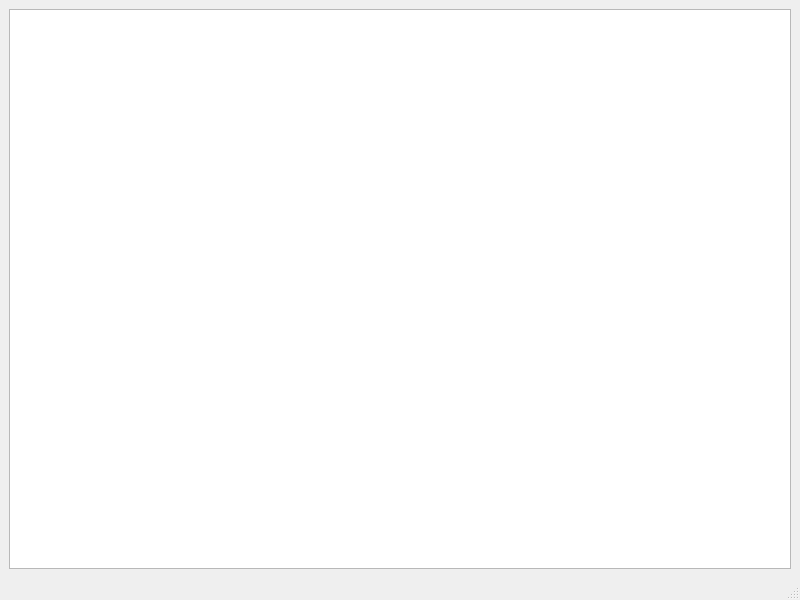
This is src/ui/MainWindow.ui in piotrek-pl/JupiterClient-SAN as Qt 5 draws it before an edit. The edited form follows.
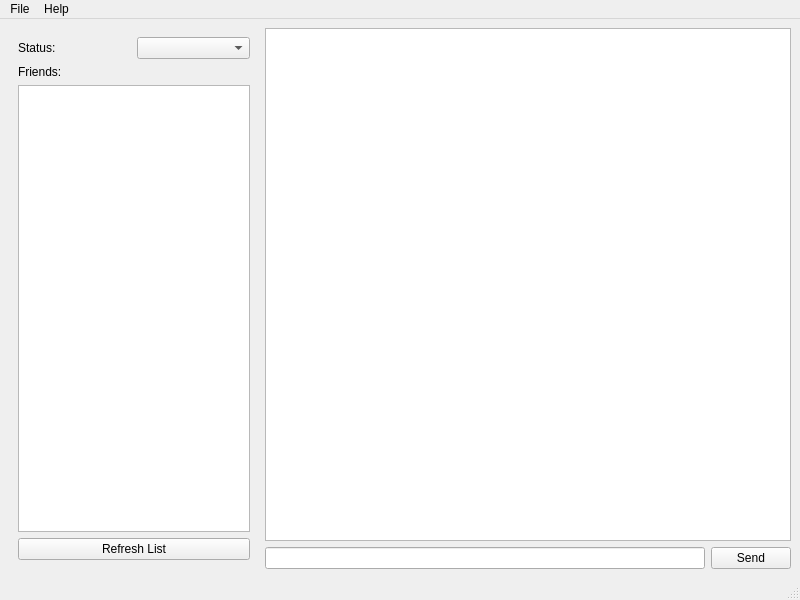
This is the edited form.

The edit to the form file:
```diff
--- a/src/ui/MainWindow.ui
+++ b/src/ui/MainWindow.ui
@@ -10,18 +10,135 @@
     <height>600</height>
    </rect>
   </property>
+  <property name="minimumSize">
+   <size>
+    <width>800</width>
+    <height>600</height>
+   </size>
+  </property>
   <property name="windowTitle">
    <string>MainWindow</string>
   </property>
   <widget class="QWidget" name="centralwidget">
-   <layout class="QVBoxLayout" name="verticalLayout">
+   <layout class="QHBoxLayout" name="horizontalLayout_2">
     <item>
-     <widget class="QListWidget" name="userList"/>
+     <widget class="QWidget" name="leftPanel" native="true">
+      <property name="minimumSize">
+       <size>
+        <width>200</width>
+        <height>0</height>
+       </size>
+      </property>
+      <property name="maximumSize">
+       <size>
+        <width>250</width>
+        <height>16777215</height>
+       </size>
+      </property>
+      <layout class="QVBoxLayout" name="verticalLayout_2">
+       <item>
+        <layout class="QHBoxLayout" name="statusLayout">
+         <item>
+          <widget class="QLabel" name="statusLabel">
+           <property name="text">
+            <string>Status:</string>
+           </property>
+          </widget>
+         </item>
+         <item>
+          <widget class="QComboBox" name="statusComboBox"/>
+         </item>
+        </layout>
+       </item>
+       <item>
+        <widget class="QLabel" name="friendsLabel">
+         <property name="text">
+          <string>Friends:</string>
+         </property>
+        </widget>
+       </item>
+       <item>
+        <widget class="QListWidget" name="friendsList"/>
+       </item>
+       <item>
+        <widget class="QPushButton" name="refreshButton">
+         <property name="text">
+          <string>Refresh List</string>
+         </property>
+        </widget>
+       </item>
+      </layout>
+     </widget>
+    </item>
+    <item>
+     <layout class="QVBoxLayout" name="verticalLayout">
+      <item>
+       <widget class="QTextEdit" name="chatTextEdit">
+        <property name="readOnly">
+         <bool>true</bool>
+        </property>
+       </widget>
+      </item>
+      <item>
+       <layout class="QHBoxLayout" name="messageLayout">
+        <item>
+         <widget class="QLineEdit" name="messageLineEdit"/>
+        </item>
+        <item>
+         <widget class="QPushButton" name="sendButton">
+          <property name="text">
+           <string>Send</string>
+          </property>
+         </widget>
+        </item>
+       </layout>
+      </item>
+     </layout>
     </item>
    </layout>
   </widget>
-  <widget class="QMenuBar" name="menubar"/>
-  <widget class="QStatusBar" name="statusbar"/>
+  <widget class="QMenuBar" name="menubar">
+   <property name="geometry">
+    <rect>
+     <x>0</x>
+     <y>0</y>
+     <width>800</width>
+     <height>21</height>
+    </rect>
+   </property>
+   <widget class="QMenu" name="menuFile">
+    <property name="title">
+     <string>File</string>
+    </property>
+    <addaction name="actionSettings"/>
+    <addaction name="separator"/>
+    <addaction name="actionExit"/>
+   </widget>
+   <widget class="QMenu" name="menuHelp">
+    <property name="title">
+     <string>Help</string>
+    </property>
+    <addaction name="actionAbout"/>
+   </widget>
+   <addaction name="menuFile"/>
+   <addaction name="menuHelp"/>
+  </widget>
+  <widget class="QStatusBar" name="statusBar"/>
+  <action name="actionSettings">
+   <property name="text">
+    <string>Settings</string>
+   </property>
+  </action>
+  <action name="actionExit">
+   <property name="text">
+    <string>Exit</string>
+   </property>
+  </action>
+  <action name="actionAbout">
+   <property name="text">
+    <string>About</string>
+   </property>
+  </action>
  </widget>
  <resources/>
  <connections/>
```
Left out of the diff: 2 changed lines with no effect on the pictures.
